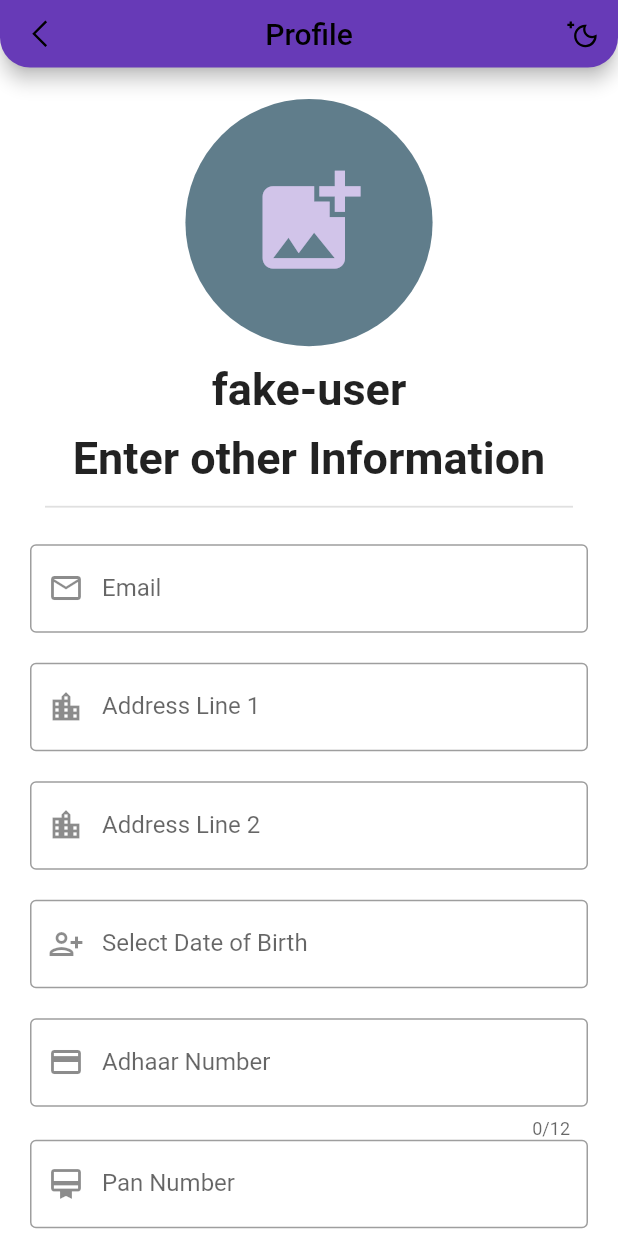
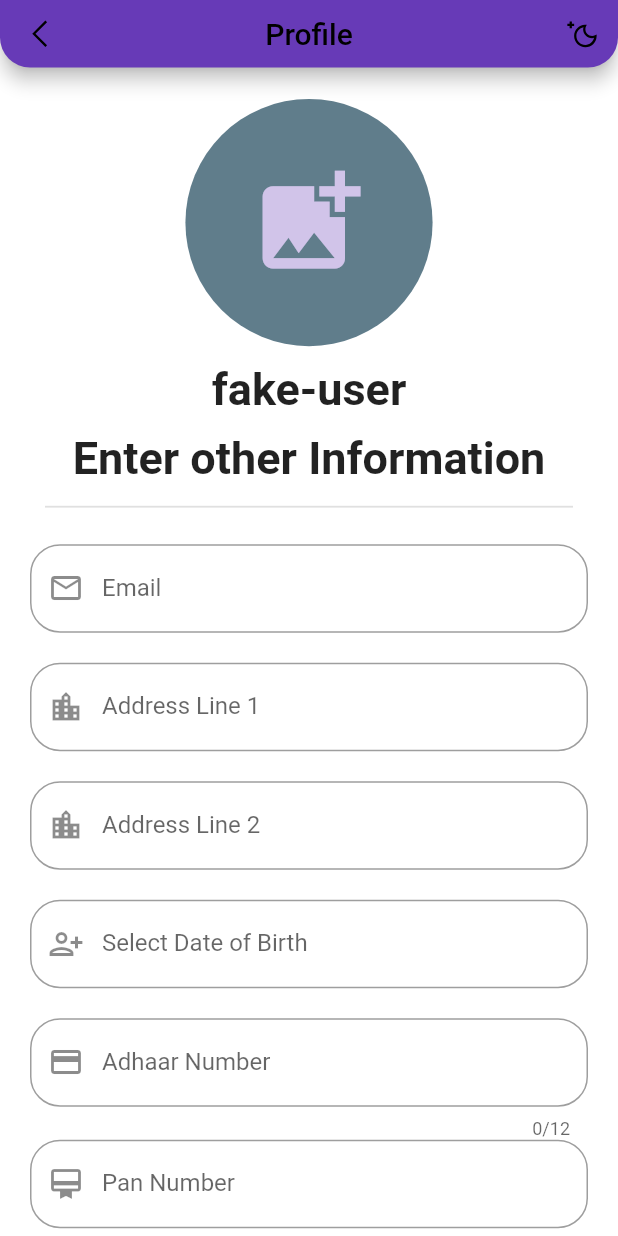
Before and after one commit to ShauryaPanwar/event-details, a Flutter app: the HomePage screen opened by its route, on a phone screen of 412 x 824 dp. Run offline on Flutter 3.47's test engine with Material 2 defaults, Android fonts, the phone set to English and light mode, and no system bars; our stand-ins replace another_flushbar, google_fonts, image_picker, line_awesome_flutter, numberpicker, shared_preferences; missing offline and left inert: flutter_material_pickers; accounts and stored records are empty; Roboto replaces fonts that are missing (Sacramento).

Commit message:
only from fuction left

```diff
--- /dev/null
+++ b/lib/detail.dart
@@ -0,0 +1,14 @@
+import 'package:flutter/material.dart';
+
+class detail extends StatelessWidget {
+  const detail({Key? key}) : super(key: key);
+
+  @override
+  Widget build(BuildContext context) {
+    return Scaffold(
+      backgroundColor: Colors.white,
+      body: Center(child: Text("Pornn")),
+    );
+
+  }
+}
--- a/lib/homepage.dart
+++ b/lib/homepage.dart
@@ -1,5 +1,6 @@
 import 'dart:io';
 import 'package:async/async.dart';
+import 'package:flutter/cupertino.dart';
 import 'package:flutter/material.dart';
 import 'package:flutter/services.dart';
 import 'package:flutter_material_pickers/flutter_material_pickers.dart';
@@ -35,21 +36,13 @@ class _HomePageState extends State<HomePage> {
   }
 
 
-
-
-
-
-
-
   TextEditingController _date = TextEditingController();
   TextEditingController _adhar = TextEditingController();
   TextEditingController _pan = TextEditingController();
   TextEditingController _email = TextEditingController();
   TextEditingController _add1 = TextEditingController();
   TextEditingController _add2 = TextEditingController();
-
-
-
+  TextEditingController _aoi = TextEditingController();
 
 
   @override
@@ -133,14 +126,14 @@ class _HomePageState extends State<HomePage> {
                     padding: EdgeInsets.all(10),
                     child: Form(
                       child: Column(
-                        crossAxisAlignment: CrossAxisAlignment.start,
+                        crossAxisAlignment: CrossAxisAlignment.stretch,
                         children: [
                           TextFormField(
                             decoration: InputDecoration(
                               label: Text("Email"),
                               hintText: "Something@email.com",
                               prefixIcon: Icon(Icons.email_outlined,),
-                              border: OutlineInputBorder(),
+                              border: OutlineInputBorder(borderRadius: BorderRadius.circular(20)),
                             ),
 
                             controller: _email,
@@ -151,7 +144,7 @@ class _HomePageState extends State<HomePage> {
                             decoration: InputDecoration(
                               label: Text("Address Line 1"),
                               prefixIcon: Icon(Icons.location_city,),
-                              border: OutlineInputBorder(),
+                              border: OutlineInputBorder(borderRadius: BorderRadius.circular(20)),
                             ),
                           ),
                           verticalspacing(20),
@@ -160,7 +153,7 @@ class _HomePageState extends State<HomePage> {
                             decoration: InputDecoration(
                               label: Text("Address Line 2"),
                               prefixIcon: Icon(Icons.location_city_outlined,),
-                              border: OutlineInputBorder(),
+                              border: OutlineInputBorder(borderRadius: BorderRadius.circular(20)),
                             ),
                           ),
                           verticalspacing(20),
@@ -171,7 +164,7 @@ class _HomePageState extends State<HomePage> {
                               label: Text("Select Date of Birth"),
                               prefixIcon: Icon(
                                 Icons.person_add_alt_1_outlined,),
-                              border: OutlineInputBorder(),
+                              border: OutlineInputBorder(borderRadius: BorderRadius.circular(20)),
 
                             ),
 
@@ -191,14 +184,17 @@ class _HomePageState extends State<HomePage> {
                           ),
                           verticalspacing(20),
                           TextFormField(
+
                             controller: _adhar,
                             keyboardType: TextInputType.number,
-                            inputFormatters: [FilteringTextInputFormatter.digitsOnly],
+                            inputFormatters: [FilteringTextInputFormatter
+                                .digitsOnly
+                            ],
                             decoration: InputDecoration(
-                              hintText: "0000 0000 0000 0000",
+                              hintText: "0000 0000 0000",
                               label: Text("Adhaar Number"),
                               prefixIcon: Icon(Icons.credit_card,),
-                              border: OutlineInputBorder(),
+                              border: OutlineInputBorder(borderRadius: BorderRadius.circular(20)),
                             ),
                             maxLength: 12,
                           ),
@@ -206,26 +202,47 @@ class _HomePageState extends State<HomePage> {
                             keyboardType: TextInputType.text,
                             textCapitalization: TextCapitalization.characters,
                             controller: _pan,
-                            inputFormatters: <TextInputFormatter>[ UpperCaseTextFormatter()],
+                            inputFormatters: <TextInputFormatter>[
+                              UpperCaseTextFormatter()
+                            ],
                             decoration: InputDecoration(
                               label: Text("Pan Number"),
                               prefixIcon: Icon(Icons.card_membership_outlined,),
-                              border: OutlineInputBorder(),
+                              border: OutlineInputBorder(borderRadius: BorderRadius.circular(20)),
                             ),
                             maxLength: 10,
                           ),
                           TextFormField(
                             keyboardType: TextInputType.text,
-                            controller: _pan,
+                            controller: _aoi,
                             decoration: InputDecoration(
                               label: Text("Area of Intrest"),
                               prefixIcon: Icon(Icons.interests_rounded,),
-                              border: OutlineInputBorder(),
+                              border: OutlineInputBorder(borderRadius: BorderRadius.circular(20)),
                             ),
-                            onTap: (){
+                            onTap: () async {
+
                             },
                           ),
+                          verticalspacing(20),
+                          Center(
+                            child:ElevatedButton(
+                              style: ElevatedButton.styleFrom(
+                                primary: Colors.deepPurple,
+                                onPrimary: Colors.white,
+                                shadowColor: Colors.greenAccent,
+                                elevation: 3,
+                                shape: RoundedRectangleBorder(
+                                    borderRadius: BorderRadius.circular(32.0)),
+                                minimumSize: Size(MediaQuery.of(context).size.width*0.8, 40), //////// HERE
+                              ),
+                              onPressed: () {
+                                Navigator.pushReplacementNamed(context, '/detail');
 
+                              },
+                              child: Text('Submit'),
+                            )
+                          )
                         ],
                       ),
                     ),
@@ -234,7 +251,6 @@ class _HomePageState extends State<HomePage> {
               ),
             ),
           )
-
       ),
     );
   }
--- a/lib/login_page.dart
+++ b/lib/login_page.dart
@@ -144,7 +144,8 @@ class LoginPage extends StatelessWidget {
                   child: Text(
                     "Log in",
                     style: TextStyle(fontWeight: FontWeight.w300, fontSize: 20),
-                  ))
+                  )
+              )
             ],
           ),
         ),
--- a/lib/main.dart
+++ b/lib/main.dart
@@ -1,3 +1,4 @@
+import 'package:event_details/detail.dart';
 import 'package:event_details/homepage.dart';
 import 'package:event_details/login_page.dart';
 import 'package:flutter/material.dart';
@@ -25,6 +26,8 @@ class MyApp extends StatelessWidget {
       home: LoginPage(),
       routes: {
         '/homepage':(context)=> HomePage(),
+        '/detail':(context)=> detail(),
+
       },
 
       debugShowCheckedModeBanner: false,
```
